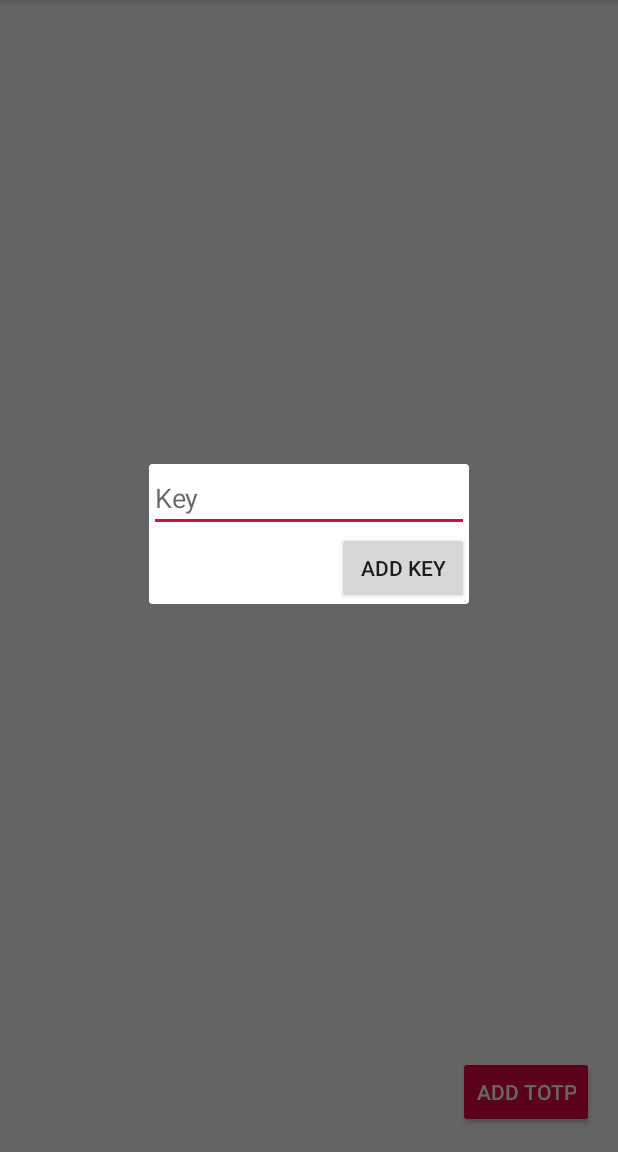
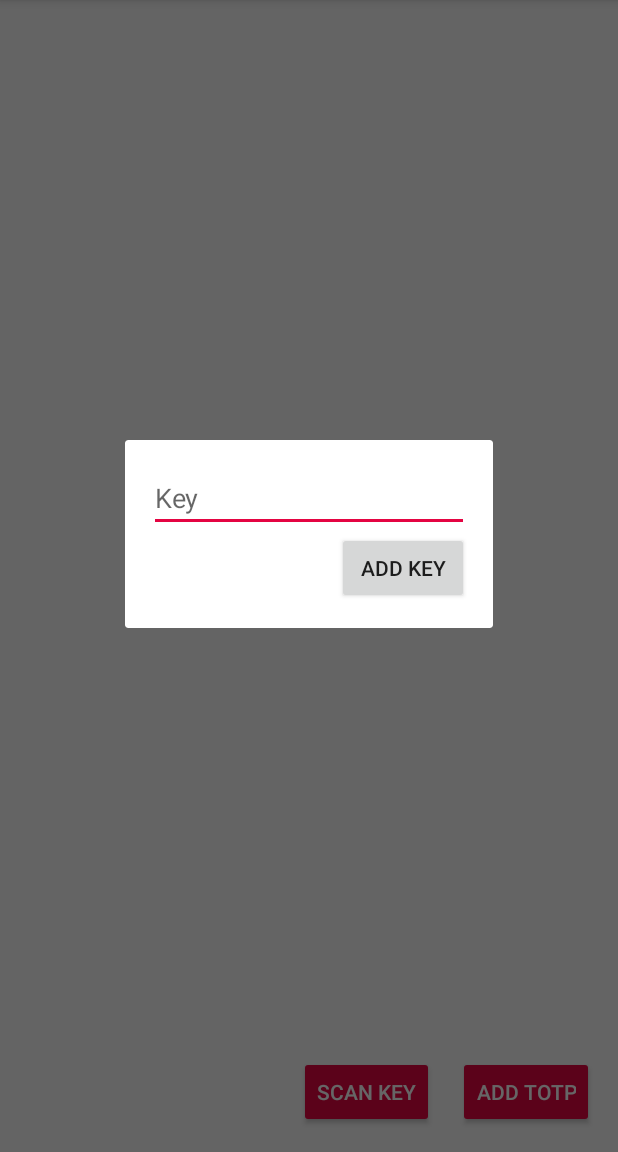
Before and after one commit to MaxBurgert/web-identity, an Android app: the screen it shows after launch (MainActivity), after a tap on "ADD TOTP", on a phone screen of 412 x 824 dp, the part 84-1236 px from its top. Run offline under Robolectric (Android 15) with nearby library versions, the phone set to English and light mode, and no system bars.

Commit message:
Adding scan button
* adding permission to camera access to manifest

```diff
--- a/AndroidApp/app/src/main/AndroidManifest.xml
+++ b/AndroidApp/app/src/main/AndroidManifest.xml
@@ -1,6 +1,8 @@
 <?xml version="1.0" encoding="utf-8"?>
 <manifest xmlns:android="http://schemas.android.com/apk/res/android"
   package="ch.unibas.dmi.webidentityapp">
+
+  <uses-permission android:name="android.permission.CAMERA"/>
 
   <application
     android:allowBackup="true"
--- a/AndroidApp/app/src/main/java/ch/unibas/dmi/webidentityapp/MainActivity.java
+++ b/AndroidApp/app/src/main/java/ch/unibas/dmi/webidentityapp/MainActivity.java
@@ -12,13 +12,15 @@ import java.util.Objects;
 public class MainActivity extends AppCompatActivity {
 
   private Button buttonAddTotp;
+  private Button buttonScanTotp;
 
   @Override
   protected void onCreate(Bundle savedInstanceState) {
     super.onCreate(savedInstanceState);
     setContentView(R.layout.activity_main);
 
-    buttonAddTotp = this.findViewById(R.id.button);
+    buttonAddTotp = this.findViewById(R.id.button_add_key);
+    buttonScanTotp = this.findViewById(R.id.button_scan_key);
 
     buttonAddTotp.setOnClickListener(new OnClickListener() {
       @Override
@@ -26,7 +28,6 @@ public class MainActivity extends AppCompatActivity {
         FragmentManager fragmentManager = getFragmentManager();
         KeyInputDialog keyInputDialog = KeyInputDialog.newInstance("test");
         keyInputDialog.show(Objects.requireNonNull(fragmentManager),"fragment_patient_form");
-        Toast.makeText(getApplicationContext(), "Hello",Toast.LENGTH_LONG).show();
       }
     });
   }
--- a/AndroidApp/app/src/main/res/layout/activity_main.xml
+++ b/AndroidApp/app/src/main/res/layout/activity_main.xml
@@ -8,7 +8,7 @@
   tools:context=".MainActivity">
 
   <Button
-    android:id="@+id/button"
+    android:id="@+id/button_add_key"
     style="@style/Widget.AppCompat.Button.Colored"
     android:layout_width="wrap_content"
     android:layout_height="wrap_content"
@@ -17,4 +17,14 @@
     app:layout_constraintEnd_toEndOf="parent"
     app:layout_constraintBottom_toBottomOf="parent"/>
 
+  <Button
+    android:id="@+id/button_scan_key"
+    style="@style/Widget.AppCompat.Button.Colored"
+    android:layout_width="wrap_content"
+    android:layout_height="wrap_content"
+    android:text="@string/text_scan_key"
+    android:layout_margin="16dp"
+    app:layout_constraintEnd_toStartOf="@id/button_add_key"
+    app:layout_constraintBottom_toBottomOf="parent"/>
+
 </android.support.constraint.ConstraintLayout>
--- a/AndroidApp/app/src/main/res/layout/dialog_key_input.xml
+++ b/AndroidApp/app/src/main/res/layout/dialog_key_input.xml
@@ -3,7 +3,8 @@
   xmlns:android="http://schemas.android.com/apk/res/android"
   android:layout_width="match_parent"
   android:layout_height="match_parent"
-  xmlns:app="http://schemas.android.com/apk/res-auto">
+  xmlns:app="http://schemas.android.com/apk/res-auto"
+  android:padding="16dp">
 
 
   <EditText
--- a/AndroidApp/app/src/main/res/values/strings.xml
+++ b/AndroidApp/app/src/main/res/values/strings.xml
@@ -3,4 +3,5 @@
   <string name="button_add">Add TOTP</string>
   <string name="hint_key">Key</string>
   <string name="button_add_key">Add key</string>
+  <string name="text_scan_key">Scan key</string>
 </resources>
```
